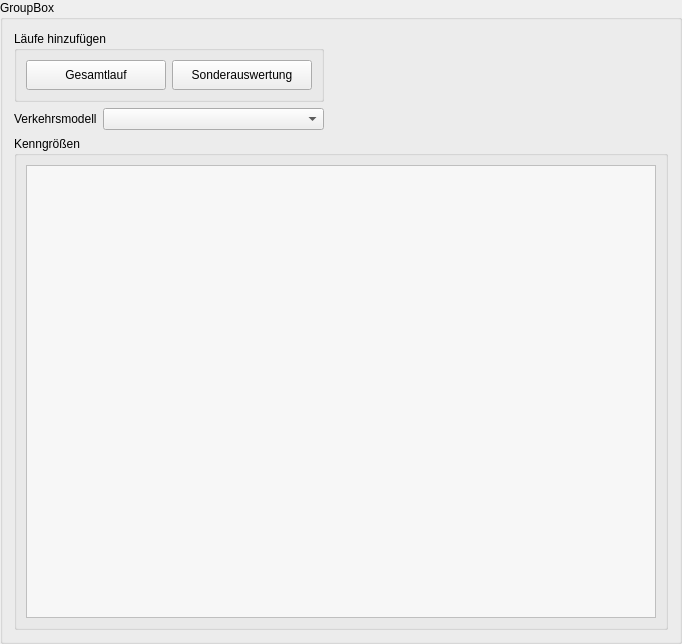
Qt form src/gui_vm/view/qt_designed/scenario.ui (ChrFr/gui_vm) before a commit.
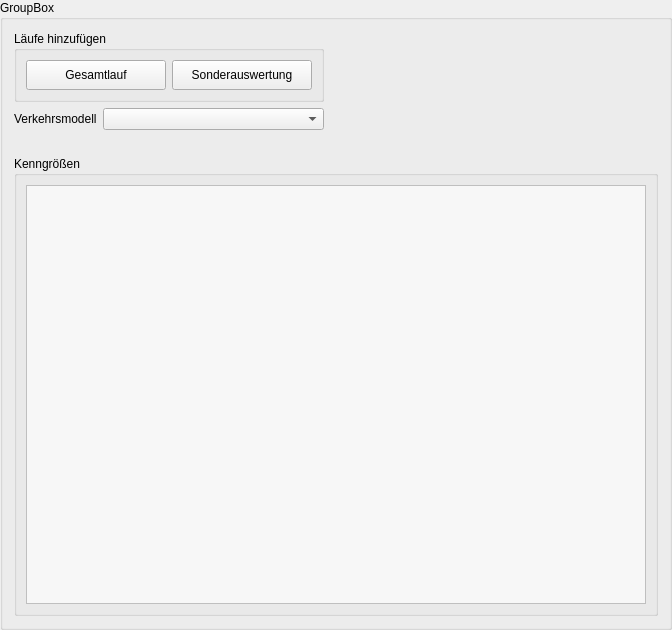
The same form after that commit. Icons and pictures are not drawn.

Commit message: Fixed: bug in compare dimensions; Update: Layout; New Feature: admin_mode (not finished)

Patch:
```diff
--- a/src/gui_vm/view/qt_designed/scenario.ui
+++ b/src/gui_vm/view/qt_designed/scenario.ui
@@ -6,8 +6,8 @@
    <rect>
     <x>0</x>
     <y>0</y>
-    <width>682</width>
-    <height>644</height>
+    <width>672</width>
+    <height>630</height>
    </rect>
   </property>
   <property name="sizePolicy">
@@ -98,20 +98,7 @@
      </layout>
     </widget>
    </item>
-   <item row="0" column="1">
-    <spacer name="horizontalSpacer">
-     <property name="orientation">
-      <enum>Qt::Horizontal</enum>
-     </property>
-     <property name="sizeHint" stdset="0">
-      <size>
-       <width>40</width>
-       <height>20</height>
-      </size>
-     </property>
-    </spacer>
-   </item>
-   <item row="2" column="0" colspan="2">
+   <item row="3" column="0" colspan="2">
     <widget class="QGroupBox" name="groupBox_2">
      <property name="title">
       <string>Kenngrößen</string>
@@ -542,8 +529,8 @@
           <rect>
            <x>0</x>
            <y>0</y>
-           <width>640</width>
-           <height>479</height>
+           <width>630</width>
+           <height>439</height>
           </rect>
          </property>
          <layout class="QVBoxLayout" name="verticalLayout_3">
@@ -557,6 +544,35 @@
      </layout>
     </widget>
    </item>
+   <item row="0" column="1">
+    <spacer name="horizontalSpacer">
+     <property name="orientation">
+      <enum>Qt::Horizontal</enum>
+     </property>
+     <property name="sizeHint" stdset="0">
+      <size>
+       <width>40</width>
+       <height>20</height>
+      </size>
+     </property>
+    </spacer>
+   </item>
+   <item row="2" column="0">
+    <spacer name="verticalSpacer">
+     <property name="orientation">
+      <enum>Qt::Vertical</enum>
+     </property>
+     <property name="sizeType">
+      <enum>QSizePolicy::Fixed</enum>
+     </property>
+     <property name="sizeHint" stdset="0">
+      <size>
+       <width>20</width>
+       <height>20</height>
+      </size>
+     </property>
+    </spacer>
+   </item>
   </layout>
  </widget>
  <resources>
```
The commit also changes 6 other files.
